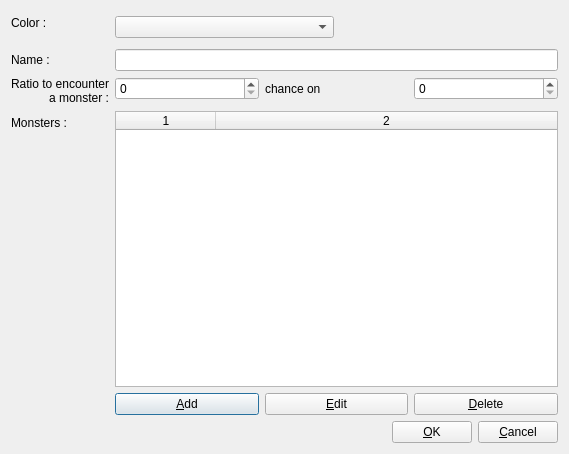
Before: the Qt Designer form mapEditor/src/editMonsterZoneForm.ui in jeremydumais/TheWarrior, drawn with Qt 5.
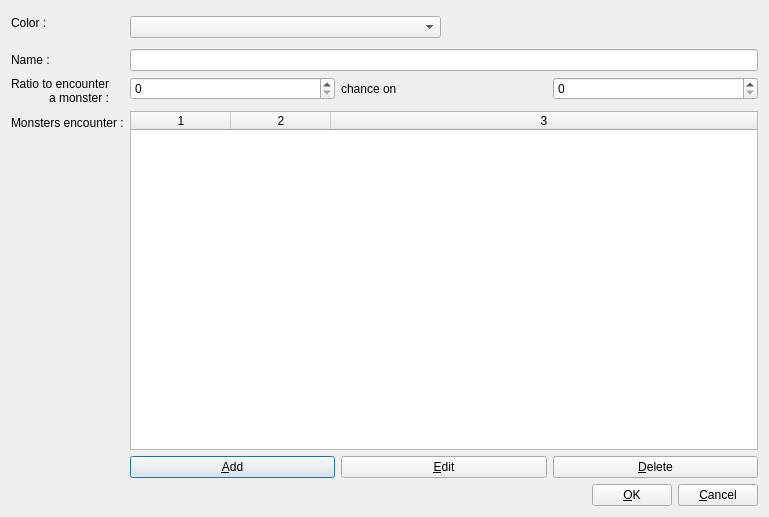
After: the same form once the commit is applied. Icons and pictures are not drawn.

Commit message: [MapEditor] Load configured Monster stores when starting application and start working on the EditMonsterEncounterForm.

```diff
--- a/mapEditor/src/editMonsterZoneForm.ui
+++ b/mapEditor/src/editMonsterZoneForm.ui
@@ -6,8 +6,8 @@
    <rect>
     <x>0</x>
     <y>0</y>
-    <width>569</width>
-    <height>454</height>
+    <width>769</width>
+    <height>517</height>
    </rect>
   </property>
   <property name="minimumSize">
@@ -88,7 +88,7 @@
      <item row="3" column="0">
       <widget class="QLabel" name="label_3">
        <property name="text">
-        <string>Monsters :</string>
+        <string>Monsters encounter :</string>
        </property>
       </widget>
      </item>
@@ -97,7 +97,7 @@
        <item>
         <widget class="QTableWidget" name="tableWidgetMonsters">
          <property name="columnCount">
-          <number>2</number>
+          <number>3</number>
          </property>
          <attribute name="horizontalHeaderStretchLastSection">
           <bool>true</bool>
@@ -107,6 +107,7 @@
          </attribute>
          <column/>
          <column/>
+         <column/>
         </widget>
        </item>
        <item>
```
The commit also changes 20 other files.
